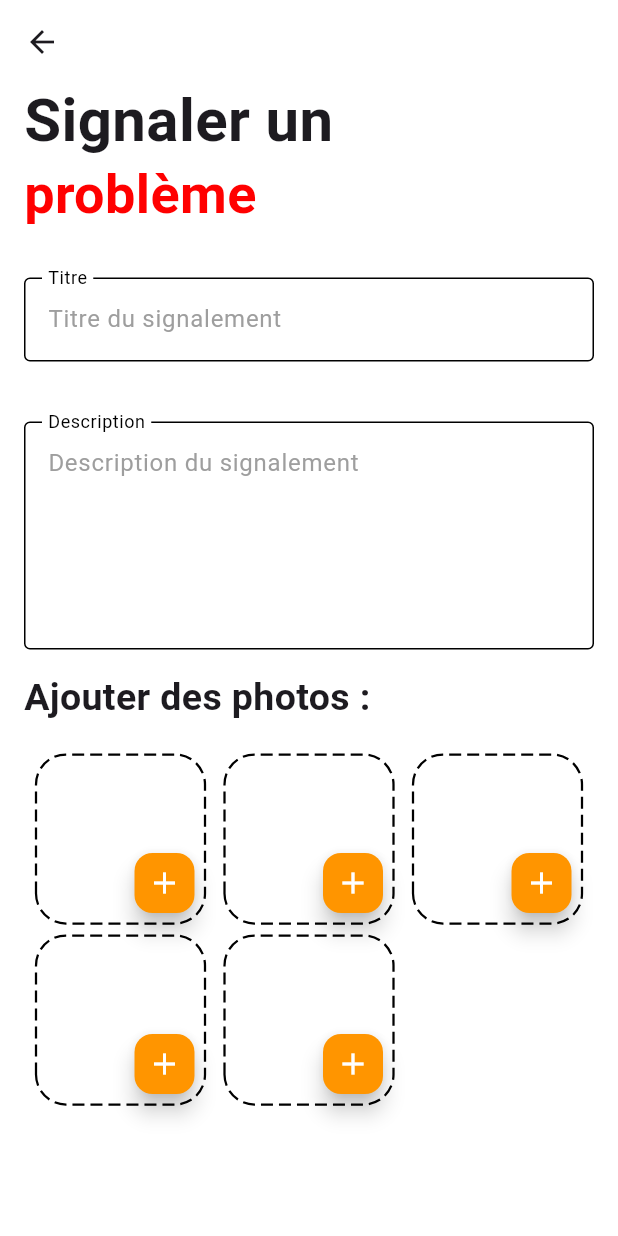
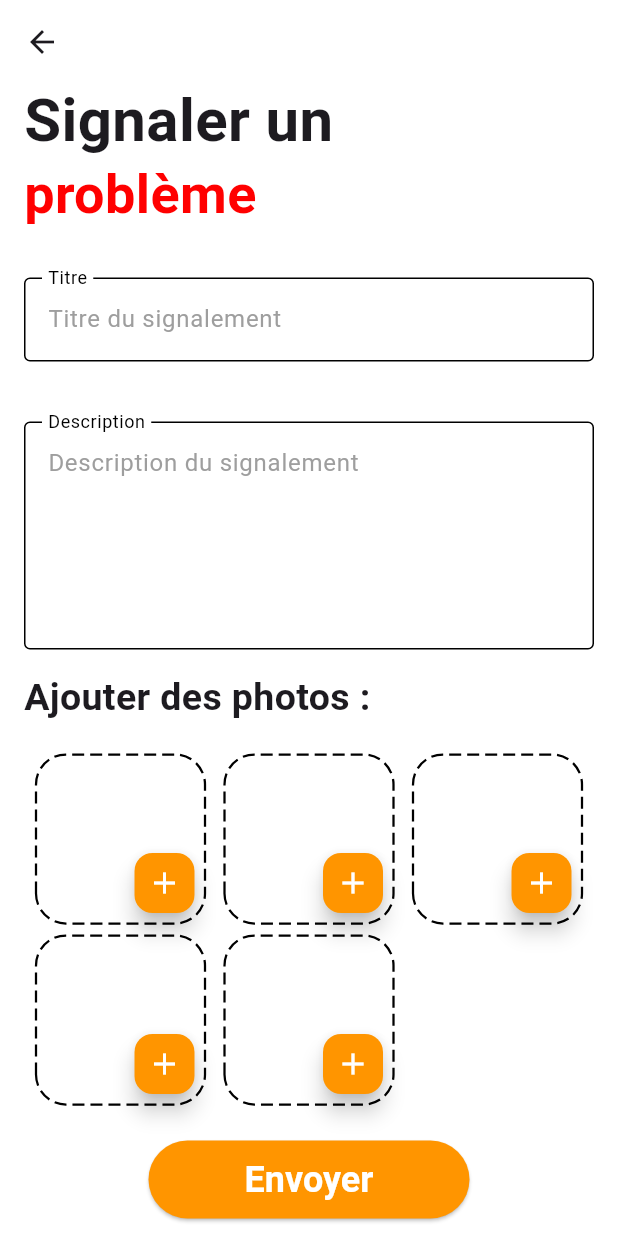
Before and after one commit to MATGILL/Chantier-Plus, a Flutter app: the CreateAnomalyPage screen opened directly, on a phone screen of 412 x 824 dp. Run offline on Flutter 3.47's test engine with Material 3 defaults, Android fonts, the phone set to English and light mode, and no system bars; drawn by our look-alikes of dotted_border; our stand-ins replace cloud_firestore, equatable, firebase_auth, firebase_core, flutter_bloc, get_it and 1 more; accounts and stored records are empty.

Commit message:
:sparkles: feat: Logique du front pour la creation d'une anomaly

```diff
--- /dev/null
+++ b/lib/common/widgets/inputs/custom_text_field.dart
@@ -0,0 +1,60 @@
+import 'package:flutter/material.dart';
+
+class CustomTextField extends StatelessWidget {
+  final String labelText;
+  final String hintText;
+  final bool isLongText;
+  final ValueChanged<String>? onChanged;
+  final String? erroText;
+
+  const CustomTextField({
+    super.key,
+    required this.labelText,
+    required this.hintText,
+    this.isLongText = false,
+    this.erroText = "",
+    this.onChanged,
+  });
+
+  @override
+  Widget build(BuildContext context) {
+    return TextField(
+      maxLines: isLongText ? 5 : 1,
+      keyboardType: isLongText ? TextInputType.multiline : TextInputType.text,
+      textInputAction:
+          isLongText ? TextInputAction.newline : TextInputAction.done,
+      onChanged: onChanged,
+      decoration: InputDecoration(
+        errorText: erroText,
+        labelText: labelText,
+        hintText: hintText,
+        labelStyle: const TextStyle(
+          color: Colors.black,
+        ),
+        hintStyle: const TextStyle(
+          color: Colors.grey,
+        ),
+        filled: true,
+        fillColor: Colors.white,
+        border: const OutlineInputBorder(
+          borderSide: BorderSide(
+            color: Colors.black,
+          ),
+        ),
+        enabledBorder: const OutlineInputBorder(
+          borderSide: BorderSide(
+            color: Colors.black,
+          ),
+        ),
+        focusedBorder: const OutlineInputBorder(
+          borderSide: BorderSide(
+            color: Colors.black,
+          ),
+        ),
+        floatingLabelBehavior: FloatingLabelBehavior.always,
+      ),
+      scrollPhysics: const BouncingScrollPhysics(),
+      scrollController: ScrollController(),
+    );
+  }
+}
--- a/lib/features/construction_site management/presentation/bloc/createAnomalyBloc/create_anomaly_state.dart
+++ b/lib/features/construction_site management/presentation/bloc/createAnomalyBloc/create_anomaly_state.dart
@@ -4,32 +4,52 @@ class CreateAnomalyState extends Equatable {
   final Anomaly anomaly;
   final bool isSubmitting;
   final bool isSuccess;
+  final bool isError;
+  final String? titleError;
+  final String? descriptionError;
   final List<XFile> selectedPhotos;
-  final bool isError;
+  final String? errorMessage;
 
-  const CreateAnomalyState(
-      {required this.anomaly,
+  const CreateAnomalyState({
+    required this.anomaly,
     this.isSubmitting = false,
     this.isSuccess = false,
     this.isError = false,
-      this.selectedPhotos = const []});
+    this.titleError,
+    this.descriptionError,
+    this.errorMessage,
+    this.selectedPhotos = const [],
+  });
 
   CreateAnomalyState copyWith(
       {Anomaly? anomaly,
       bool? isSubmitting,
       bool? isSuccess,
       bool? isError,
-      List<XFile>? selectedPhotos}) {
+      String? titleError,
+      String? descriptionError,
+      List<XFile>? selectedPhotos,
+      String? errorMessage}) {
     return CreateAnomalyState(
         anomaly: anomaly ?? this.anomaly,
         isSubmitting: isSubmitting ?? this.isSubmitting,
         isSuccess: isSuccess ?? this.isSuccess,
+        isError: isError ?? this.isError,
+        titleError: titleError,
+        descriptionError: descriptionError,
         selectedPhotos: selectedPhotos ?? this.selectedPhotos,
-      isError: isError ?? this.isError,
-    );
+        errorMessage: errorMessage ?? this.errorMessage);
   }
 
   @override
-  List<Object?> get props =>
-      [anomaly, isSubmitting, isSuccess, selectedPhotos, isError];
+  List<Object?> get props => [
+        anomaly,
+        isSubmitting,
+        isSuccess,
+        isError,
+        titleError,
+        descriptionError,
+        selectedPhotos,
+        errorMessage
+      ];
 }
--- a/lib/features/construction_site management/presentation/pages/create_anomaly_screen.dart
+++ b/lib/features/construction_site management/presentation/pages/create_anomaly_screen.dart
@@ -1,10 +1,9 @@
-import 'dart:io';
-
-import 'package:chantier_plus/common/widgets/inputs/cutom_text_form_field.dart';
 import 'package:chantier_plus/common/widgets/simple_app_bar.dart';
 import 'package:chantier_plus/core/configs/theme/app_colors.dart';
 import 'package:chantier_plus/features/construction_site%20management/presentation/bloc/createAnomalyBloc/create_anomaly_bloc.dart';
-import 'package:dotted_border/dotted_border.dart';
+import 'package:chantier_plus/common/widgets/inputs/custom_text_field.dart';
+import 'package:chantier_plus/features/construction_site%20management/presentation/widgets/photo_card.dart';
+import 'package:chantier_plus/features/construction_site%20management/presentation/widgets/photo_picker_option.dart';
 import 'package:flutter/material.dart';
 import 'package:flutter_bloc/flutter_bloc.dart';
 
@@ -15,7 +14,7 @@ class CreateAnomalyScreen extends StatelessWidget {
   Widget build(BuildContext context) {
     return BlocProvider(
       create: (_) => CreateAnomalyBloc(),
-      child: CreateAnomalyPage(),
+      child: const CreateAnomalyPage(),
     );
   }
 }
@@ -29,6 +28,11 @@ class CreateAnomalyPage extends StatelessWidget {
         appBar: const SimpleAppBar(),
         body: BlocBuilder<CreateAnomalyBloc, CreateAnomalyState>(
             builder: (context, state) {
+          if (state.errorMessage != null) {
+            ScaffoldMessenger.of(context).showSnackBar(
+              SnackBar(content: Text(state.errorMessage!)),
+            );
+          }
           return ListView(
             shrinkWrap: true,
             children: [
@@ -42,16 +46,27 @@ class CreateAnomalyPage extends StatelessWidget {
                   children: [
                     Padding(
                       padding: const EdgeInsets.only(bottom: 40.0),
-                      child: CustomTextFormField(
-                          labelText: "Titre",
-                          hintText: "Titre du signalement",
-                          controller: TextEditingController()),
+                      child: CustomTextField(
+                        labelText: "Titre",
+                        hintText: "Titre du signalement",
+                        erroText: state.titleError,
+                        onChanged: (value) {
+                          context
+                              .read<CreateAnomalyBloc>()
+                              .add(TitleChanged(value));
+                        },
+                      ),
                     ),
-                    CustomTextFormField(
+                    CustomTextField(
                       labelText: "Description",
                       hintText: "Description du signalement",
-                      controller: TextEditingController(),
                       isLongText: true,
+                      erroText: state.descriptionError,
+                      onChanged: (value) {
+                        context
+                            .read<CreateAnomalyBloc>()
+                            .add(DescriptionChanged(value));
+                      },
                     )
                   ],
                 )),
@@ -115,7 +130,28 @@ class CreateAnomalyPage extends StatelessWidget {
                     );
                   },
                 ),
-              )
+              ),
+              Center(
+                child: ElevatedButton(
+                  onPressed: state.isSubmitting
+                      ? null // Désactiver le bouton si isSubmitting est true
+                      : () {
+                          context
+                              .read<CreateAnomalyBloc>()
+                              .add(SubmitAnomaly());
+                        },
+                  child: state.isSubmitting
+                      ? const SizedBox(
+                          width: 20,
+                          height: 20,
+                          child: CircularProgressIndicator(
+                            color: Colors.white, // Couleur du loader
+                            strokeWidth: 2, // Épaisseur du loader
+                          ),
+                        )
+                      : const Text("Envoyer"),
+                ),
+              ),
             ],
           );
         }));
@@ -155,112 +191,3 @@ class _TitleWidget extends StatelessWidget {
     );
   }
 }
-
-class PhotoCard extends StatelessWidget {
-  final int index;
-  final String? photoUrl;
-  final VoidCallback onAddPhoto;
-  final VoidCallback onRemovePhoto;
-
-  const PhotoCard({
-    super.key,
-    this.photoUrl,
-    required this.onAddPhoto,
-    required this.onRemovePhoto,
-    required this.index,
-  });
-
-  @override
-  Widget build(BuildContext context) {
-    final child = Stack(
-      children: [
-        // Affichage de l'image si elle est définie
-        if (photoUrl != null)
-          Positioned.fill(
-            child: Image.file(
-              File(
-                photoUrl!,
-              ),
-              fit: BoxFit.cover,
-            ),
-          ),
-
-        // Bouton "+" ou "×"
-        Positioned(
-          bottom: 1.0,
-          right: 1.0,
-          child: FloatingActionButton(
-            heroTag: "btn-$index",
-            onPressed: photoUrl == null ? onAddPhoto : onRemovePhoto,
-            backgroundColor:
-                photoUrl == null ? AppColors.primary : Colors.grey[700],
-            mini: true,
-            child: Icon(
-              photoUrl == null ? Icons.add : Icons.close,
-              color: Colors.white,
-            ),
-          ),
-        ),
-      ],
-    );
-
-    return photoUrl == null
-        ? DottedBorder(
-            borderType: BorderType.RRect,
-            radius: const Radius.circular(20),
-            dashPattern: const [8, 4],
-            strokeWidth: 1.5,
-            child: child,
-          )
-        : ClipRRect(
-            borderRadius: BorderRadius.circular(20),
-            child: child,
-          );
-  }
-}
-
-class PhotoPickerOptions extends StatelessWidget {
-  final VoidCallback onCameraSelected;
-  final VoidCallback onGallerySelected;
-
-  const PhotoPickerOptions({
-    Key? key,
-    required this.onCameraSelected,
-    required this.onGallerySelected,
-  }) : super(key: key);
-
-  @override
-  Widget build(BuildContext context) {
-    return Container(
-      padding: const EdgeInsets.all(16),
-      decoration: const BoxDecoration(
-        color: Colors.white,
-        borderRadius: BorderRadius.vertical(top: Radius.circular(16)),
-      ),
-      child: Column(
-        mainAxisSize: MainAxisSize.min,
-        children: [
-          const Text(
-            'Choisissez une option',
-            style: TextStyle(fontSize: 18, fontWeight: FontWeight.bold),
-          ),
-          const SizedBox(height: 16),
-          Row(
-            mainAxisAlignment: MainAxisAlignment.spaceEvenly,
-            children: [
-              IconButton(
-                icon: const Icon(Icons.camera_alt, size: 36),
-                onPressed: onCameraSelected,
-              ),
-              IconButton(
-                icon: const Icon(Icons.photo_library, size: 36),
-                onPressed: onGallerySelected,
-              ),
-            ],
-          ),
-          const SizedBox(height: 16),
-        ],
-      ),
-    );
-  }
-}
--- /dev/null
+++ b/lib/features/construction_site management/presentation/widgets/photo_card.dart
@@ -0,0 +1,68 @@
+import 'dart:io';
+
+import 'package:chantier_plus/core/configs/theme/app_colors.dart';
+import 'package:dotted_border/dotted_border.dart';
+import 'package:flutter/material.dart';
+
+class PhotoCard extends StatelessWidget {
+  final int index;
+  final String? photoUrl;
+  final VoidCallback onAddPhoto;
+  final VoidCallback onRemovePhoto;
+
+  const PhotoCard({
+    super.key,
+    this.photoUrl,
+    required this.onAddPhoto,
+    required this.onRemovePhoto,
+    required this.index,
+  });
+
+  @override
+  Widget build(BuildContext context) {
+    final child = Stack(
+      children: [
+        // Affichage de l'image si elle est définie
+        if (photoUrl != null)
+          Positioned.fill(
+            child: Image.file(
+              File(
+                photoUrl!,
+              ),
+              fit: BoxFit.cover,
+            ),
+          ),
+
+        // Bouton "+" ou "×"
+        Positioned(
+          bottom: 1.0,
+          right: 1.0,
+          child: FloatingActionButton(
+            heroTag: "btn-$index",
+            onPressed: photoUrl == null ? onAddPhoto : onRemovePhoto,
+            backgroundColor:
+                photoUrl == null ? AppColors.primary : Colors.grey[700],
+            mini: true,
+            child: Icon(
+              photoUrl == null ? Icons.add : Icons.close,
+              color: Colors.white,
+            ),
+          ),
+        ),
+      ],
+    );
+
+    return photoUrl == null
+        ? DottedBorder(
+            borderType: BorderType.RRect,
+            radius: const Radius.circular(20),
+            dashPattern: const [8, 4],
+            strokeWidth: 1.5,
+            child: child,
+          )
+        : ClipRRect(
+            borderRadius: BorderRadius.circular(20),
+            child: child,
+          );
+  }
+}
```
Also changed, not shown: lib/features/construction_site management/presentation/bloc/createAnomalyBloc/create_anomaly_bloc.dart (+56 -20 lines), lib/features/construction_site management/presentation/widgets/photo_picker_option.dart (added, +47 -0 lines). Lines whose indentation alone changed are shown as unchanged.
